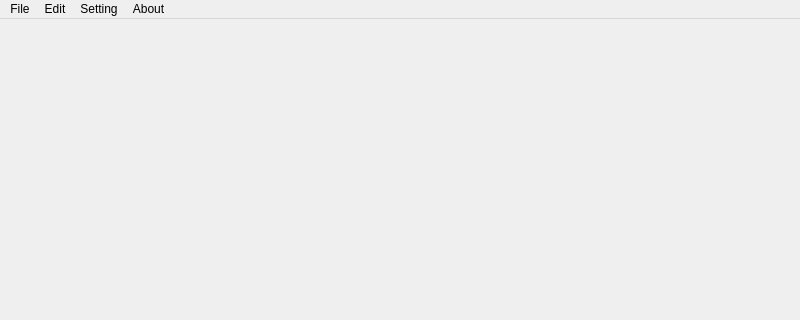
The window that src/plugins/coreplugin/src/mainwindow.ui (lzxqaq/blogup) describes before a commit, drawn with Qt 5; both pictures show x 0 to 800 and y 0 to 320 of the 800 by 600 pixel window.
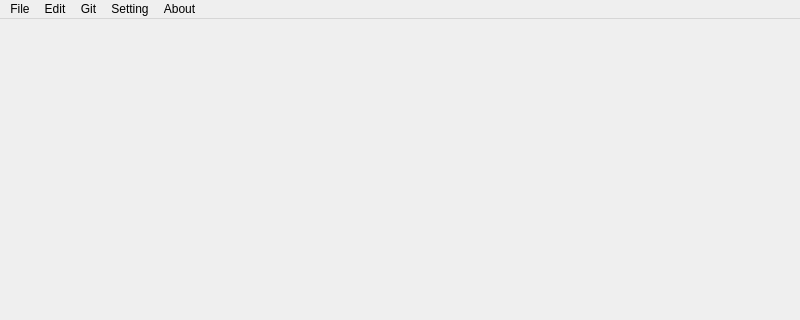
The same window after the commit.

Diff of the .ui file:
```diff
--- a/src/plugins/coreplugin/src/mainwindow.ui
+++ b/src/plugins/coreplugin/src/mainwindow.ui
@@ -69,8 +69,18 @@
      <string>About</string>
     </property>
    </widget>
+   <widget class="QMenu" name="menuGit">
+    <property name="title">
+     <string>Git</string>
+    </property>
+    <addaction name="actionPull"/>
+    <addaction name="actionPush"/>
+    <addaction name="separator"/>
+    <addaction name="actionConfig"/>
+   </widget>
    <addaction name="menuFile"/>
    <addaction name="menuEdit"/>
+   <addaction name="menuGit"/>
    <addaction name="menuSetting"/>
    <addaction name="menuAbout"/>
   </widget>
```
Left out of the diff: 15 changed lines with no effect on the pictures.
